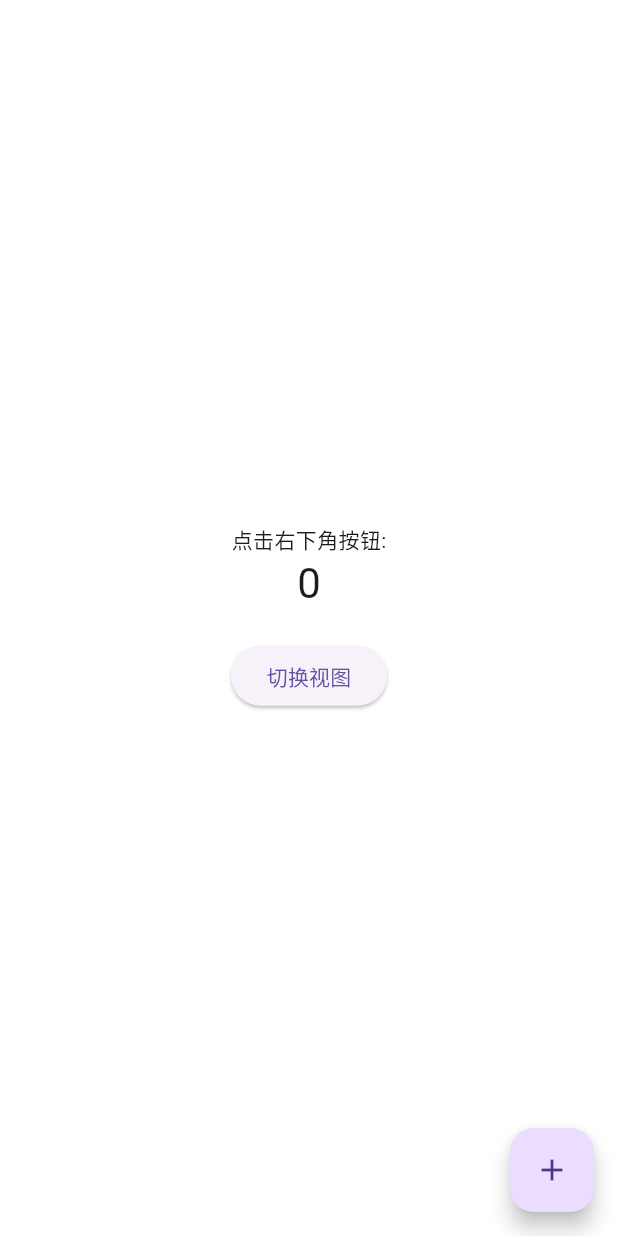
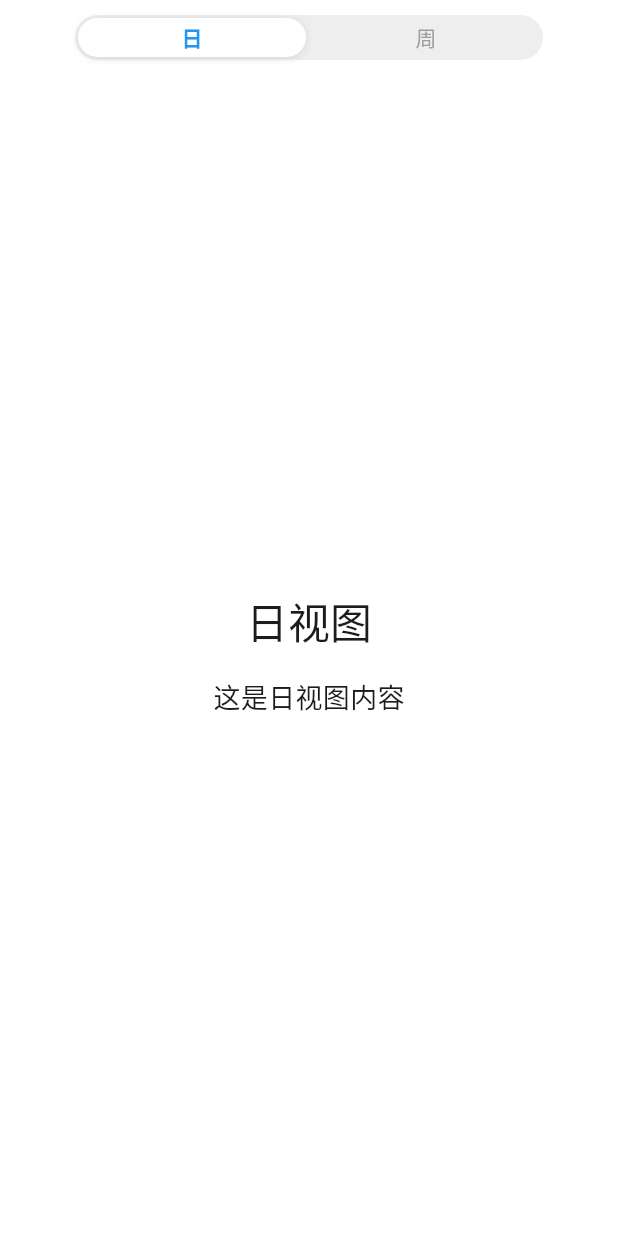
Before and after one commit to cnxianyi/time_monitor_mobile, a Flutter app: the screen it shows after launch, on a phone screen of 412 x 824 dp. Run offline on Flutter 3.47's test engine with Material 3 defaults, Android fonts, the light colour scheme and no system bars.

Commit message:
路由切换

```diff
--- /dev/null
+++ b/lib/components/day_view.dart
@@ -0,0 +1,21 @@
+import 'package:flutter/material.dart';
+
+class DayView extends StatelessWidget {
+  final String title;
+
+  const DayView({super.key, required this.title});
+
+  @override
+  Widget build(BuildContext context) {
+    return Center(
+      child: Column(
+        mainAxisAlignment: MainAxisAlignment.center,
+        children: <Widget>[
+          Text('$title视图', style: Theme.of(context).textTheme.headlineMedium),
+          const SizedBox(height: 20),
+          const Text('这是日视图内容', style: TextStyle(fontSize: 18)),
+        ],
+      ),
+    );
+  }
+}
--- /dev/null
+++ b/lib/components/tab_view_container.dart
@@ -0,0 +1,195 @@
+import 'package:flutter/material.dart';
+
+// 创建一个类似Vue RouterView的容器组件
+class TabViewContainer extends StatefulWidget {
+  final List<String> tabs;
+  final List<Widget> tabViews;
+  final int initialIndex;
+
+  const TabViewContainer({
+    super.key,
+    required this.tabs,
+    required this.tabViews,
+    this.initialIndex = 0,
+  }) : assert(tabs.length == tabViews.length, "标签数量必须与页面数量一致");
+
+  @override
+  State<TabViewContainer> createState() => _TabViewContainerState();
+}
+
+class _TabViewContainerState extends State<TabViewContainer>
+    with SingleTickerProviderStateMixin {
+  late TabController _tabController;
+  int _currentIndex = 0;
+
+  // 定义统一的动画持续时间和曲线，确保一致性
+  static const Duration animationDuration = Duration(milliseconds: 250);
+  static const Curve animationCurve = Curves.easeInOut;
+
+  @override
+  void initState() {
+    super.initState();
+    _currentIndex = widget.initialIndex;
+    _tabController = TabController(
+      length: widget.tabs.length,
+      vsync: this,
+      initialIndex: widget.initialIndex,
+      animationDuration: animationDuration, // 设置TabController动画持续时间
+    );
+
+    // 监听滑动变化，确保TabBar和内容视图同步更新
+    _tabController.addListener(_handleTabChange);
+  }
+
+  void _handleTabChange() {
+    if (!_tabController.indexIsChanging) {
+      // 更新UI以反映新的选中标签
+      if (_currentIndex != _tabController.index) {
+        setState(() {
+          _currentIndex = _tabController.index;
+        });
+      }
+    }
+  }
+
+  // 切换到指定的索引
+  void _switchToIndex(int index) {
+    if (_currentIndex != index) {
+      setState(() {
+        _currentIndex = index;
+      });
+      _tabController.animateTo(
+        index,
+        duration: animationDuration,
+        curve: animationCurve,
+      );
+    }
+  }
+
+  @override
+  void dispose() {
+    _tabController.removeListener(_handleTabChange);
+    _tabController.dispose();
+    super.dispose();
+  }
+
+  @override
+  Widget build(BuildContext context) {
+    // 计算单个标签宽度
+    final tabBarWidth = MediaQuery.of(context).size.width - 100; // 减去左右边距
+    final tabWidth = tabBarWidth / 2; // 只有2个标签，各占50%
+
+    return Column(
+      children: [
+        // 自定义TabBar，固定在顶部
+        Container(
+          margin: const EdgeInsets.symmetric(horizontal: 50.0, vertical: 10.0),
+          height: 30, // 固定高度更可控
+          decoration: BoxDecoration(
+            color: Colors.grey[200],
+            borderRadius: BorderRadius.circular(15.0),
+          ),
+          child: Stack(
+            children: [
+              // 平移的白色背景条
+              AnimatedPositioned(
+                duration: animationDuration,
+                curve: animationCurve,
+                left: _currentIndex * tabWidth,
+                width: tabWidth,
+                top: 0,
+                bottom: 0,
+                child: Container(
+                  margin: const EdgeInsets.all(2), // 添加小边距，修复圆角问题
+                  decoration: BoxDecoration(
+                    color: Colors.white,
+                    borderRadius: BorderRadius.circular(13.0), // 略小于外层圆角
+                    boxShadow: [
+                      BoxShadow(
+                        color: Colors.grey.withOpacity(0.3),
+                        blurRadius: 4,
+                        offset: const Offset(0, 1),
+                      ),
+                    ],
+                  ),
+                ),
+              ),
+
+              // 两个点击区域，使用InkWell替代GestureDetector，并设置behavior
+              Row(
+                children: [
+                  // 左侧区域 - 日视图
+                  Expanded(
+                    child: Material(
+                      color: Colors.transparent, // 必须为Material设置透明背景
+                      child: InkWell(
+                        borderRadius: const BorderRadius.only(
+                          topLeft: Radius.circular(15.0),
+                          bottomLeft: Radius.circular(15.0),
+                        ),
+                        splashFactory: NoSplash.splashFactory, // 禁用水波纹效果
+                        highlightColor: Colors.transparent, // 禁用高亮效果
+                        onTap: () => _switchToIndex(0),
+                        child: Center(
+                          child: AnimatedDefaultTextStyle(
+                            duration: animationDuration,
+                            curve: animationCurve,
+                            style: TextStyle(
+                              color: _currentIndex == 0
+                                  ? Colors.blue
+                                  : Colors.grey,
+                              fontWeight: _currentIndex == 0
+                                  ? FontWeight.bold
+                                  : FontWeight.normal,
+                            ),
+                            child: Text(widget.tabs[0]),
+                          ),
+                        ),
+                      ),
+                    ),
+                  ),
+
+                  // 右侧区域 - 周视图
+                  Expanded(
+                    child: Material(
+                      color: Colors.transparent, // 必须为Material设置透明背景
+                      child: InkWell(
+                        borderRadius: const BorderRadius.only(
+                          topRight: Radius.circular(15.0),
+                          bottomRight: Radius.circular(15.0),
+                        ),
+                        splashFactory: NoSplash.splashFactory, // 禁用水波纹效果
+                        highlightColor: Colors.transparent, // 禁用高亮效果
+                        onTap: () => _switchToIndex(1),
+                        child: Center(
+                          child: AnimatedDefaultTextStyle(
+                            duration: animationDuration,
+                            curve: animationCurve,
+                            style: TextStyle(
+                              color: _currentIndex == 1
+                                  ? Colors.blue
+                                  : Colors.grey,
+                              fontWeight: _currentIndex == 1
+                                  ? FontWeight.bold
+                                  : FontWeight.normal,
+                            ),
+                            child: Text(widget.tabs[1]),
+                          ),
+                        ),
+                      ),
+                    ),
+                  ),
+                ],
+              ),
+            ],
+          ),
+        ),
+
+        // 内容区域，使用最简单的IndexedStack
+        Expanded(
+          child: IndexedStack(index: _currentIndex, children: widget.tabViews),
+        ),
+      ],
+    );
+  }
+}
--- /dev/null
+++ b/lib/components/week_view.dart
@@ -0,0 +1,21 @@
+import 'package:flutter/material.dart';
+
+class WeekView extends StatelessWidget {
+  final String title;
+
+  const WeekView({super.key, required this.title});
+
+  @override
+  Widget build(BuildContext context) {
+    return Center(
+      child: Column(
+        mainAxisAlignment: MainAxisAlignment.center,
+        children: <Widget>[
+          Text('$title视图', style: Theme.of(context).textTheme.headlineMedium),
+          const SizedBox(height: 20),
+          const Text('这是周视图内容', style: TextStyle(fontSize: 18)),
+        ],
+      ),
+    );
+  }
+}
--- a/lib/main.dart
+++ b/lib/main.dart
@@ -1,5 +1,5 @@
 import 'package:flutter/material.dart';
-import 'pages/home_page.dart';
+import 'package:time_monitor_mobile/pages/main_page.dart';
 
 void main() {
   runApp(const Home());
@@ -23,8 +23,8 @@ class Home extends StatelessWidget {
           toolbarHeight: 0,
         ),
       ),
-      // 直接使用home而不是路由，因为现在使用自定义动画导航
-      home: const MyHomePage(title: 'HOME'),
+      // 使用新的MainPage作为主页
+      home: const MainPage(title: 'TMM'),
     );
   }
 }
--- a/lib/pages/home_page.dart
+++ /dev/null
@@ -1,56 +0,0 @@
-import 'package:flutter/material.dart';
-import '../routes/page_route_builder.dart';
-import 'week_page.dart';
-
-class MyHomePage extends StatefulWidget {
-  const MyHomePage({super.key, required this.title});
-
-  final String title;
-
-  @override
-  State<MyHomePage> createState() => _MyHomePageState();
-}
-
-class _MyHomePageState extends State<MyHomePage> {
-  int _counter = 0;
-
-  void _incrementCounter() {
-    setState(() {
-      _counter++;
-    });
-  }
-
-  @override
-  Widget build(BuildContext context) {
-    return Scaffold(
-      appBar: AppBar(),
-      body: Center(
-        child: Column(
-          mainAxisAlignment: MainAxisAlignment.center,
-          children: <Widget>[
-            const Text('点击右下角按钮:'),
-            Text(
-              '$_counter',
-              style: Theme.of(context).textTheme.headlineMedium,
-            ),
-            const SizedBox(height: 20),
-            ElevatedButton(
-              onPressed: () {
-                Navigator.push(
-                  context,
-                  DepthPageRoute(page: const WeekPage(title: '周')),
-                );
-              },
-              child: const Text('切换视图'),
-            ),
-          ],
-        ),
-      ),
-      floatingActionButton: FloatingActionButton(
-        onPressed: _incrementCounter,
-        tooltip: 'Increment',
-        child: const Icon(Icons.add),
-      ),
-    );
-  }
-}
--- /dev/null
+++ b/lib/pages/main_page.dart
@@ -0,0 +1,24 @@
+import 'package:flutter/material.dart';
+import 'package:time_monitor_mobile/components/tab_view_container.dart';
+import 'package:time_monitor_mobile/components/day_view.dart';
+import 'package:time_monitor_mobile/components/week_view.dart';
+
+class MainPage extends StatelessWidget {
+  const MainPage({super.key, required this.title});
+
+  final String title;
+
+  @override
+  Widget build(BuildContext context) {
+    // 定义视图内容
+    final List<Widget> views = [
+      const DayView(title: '日'),
+      const WeekView(title: '周'),
+    ];
+
+    return Scaffold(
+      appBar: AppBar(),
+      body: TabViewContainer(tabs: const ['日', '周'], tabViews: views),
+    );
+  }
+}
--- a/lib/routes/page_route_builder.dart
+++ /dev/null
@@ -1,61 +0,0 @@
-import 'package:flutter/material.dart';
-
-class DepthPageRoute<T> extends PageRouteBuilder<T> {
-  final Widget page;
-
-  DepthPageRoute({required this.page})
-    : super(
-        pageBuilder:
-            (
-              BuildContext context,
-              Animation<double> animation,
-              Animation<double> secondaryAnimation,
-            ) => page,
-        transitionsBuilder:
-            (
-              BuildContext context,
-              Animation<double> animation,
-              Animation<double> secondaryAnimation,
-              Widget child,
-            ) {
-              // 使用3D效果的景深动画
-              const begin = 0.0;
-              const end = 0.1;
-              var tween = Tween(begin: begin, end: end);
-              var curvedAnimation = CurvedAnimation(
-                parent: animation,
-                curve: Curves.easeInOut,
-              );
-
-              return Stack(
-                children: [
-                  // 背景变暗效果
-                  FadeTransition(
-                    opacity: Tween<double>(
-                      begin: 0,
-                      end: 0.5,
-                    ).animate(curvedAnimation),
-                    child: Container(
-                      color: const Color.fromARGB(255, 255, 255, 255),
-                    ),
-                  ),
-                  // 主要动画效果
-                  AnimatedBuilder(
-                    animation: animation,
-                    builder: (BuildContext context, Widget? child) {
-                      return Transform(
-                        transform: Matrix4.identity()
-                          ..setEntry(3, 2, 0.001) // 透视效果
-                          ..translate(0.0)
-                          ..scale(0.9 + 0.1 * animation.value),
-                        alignment: Alignment.center,
-                        child: Opacity(opacity: animation.value, child: child),
-                      );
-                    },
-                    child: child,
-                  ),
-                ],
-              );
-            },
-      );
-}
```
Also changed, not shown: lib/components/custom_tab_bar.dart (added, +63 -0 lines), lib/pages/week_page.dart (deleted, +0 -37 lines), lib/routes/page_route_transitions.dart (added, +47 -0 lines).
